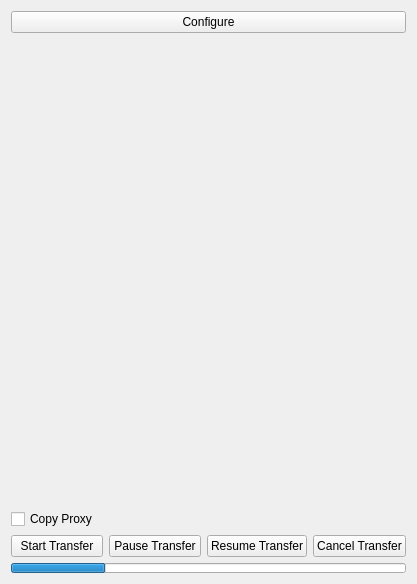
This is Libs/UserInterfaces/SourceFunctions.ui in AltaArts/SourceTab--Prism-Plugin as Qt 5 draws it before an edit. The edited form follows.
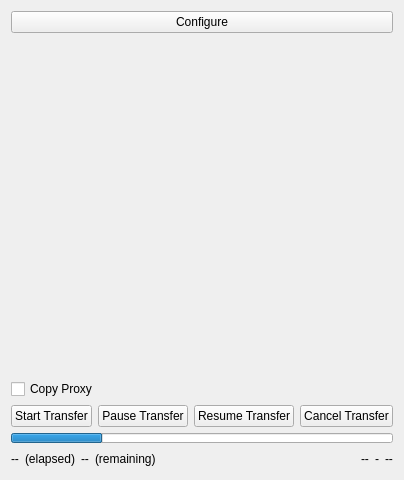
This is the edited form.

Patch:
```diff
--- a/Libs/UserInterfaces/SourceFunctions.ui
+++ b/Libs/UserInterfaces/SourceFunctions.ui
@@ -6,19 +6,22 @@
    <rect>
     <x>0</x>
     <y>0</y>
-    <width>417</width>
-    <height>584</height>
+    <width>330</width>
+    <height>480</height>
    </rect>
   </property>
+  <property name="sizePolicy">
+   <sizepolicy hsizetype="Preferred" vsizetype="Expanding">
+    <horstretch>0</horstretch>
+    <verstretch>0</verstretch>
+   </sizepolicy>
+  </property>
   <property name="windowTitle">
    <string>Media Browser</string>
   </property>
   <layout class="QHBoxLayout" name="horizontalLayout">
    <item>
     <widget class="QSplitter" name="splitter">
-     <property name="orientation">
-      <enum>Qt::Horizontal</enum>
-     </property>
      <widget class="QWidget" name="w_functions" native="true">
       <property name="sizePolicy">
        <sizepolicy hsizetype="Preferred" vsizetype="Preferred">
@@ -51,6 +54,9 @@
          <property name="orientation">
           <enum>Qt::Vertical</enum>
          </property>
+         <property name="sizeType">
+          <enum>QSizePolicy::MinimumExpanding</enum>
+         </property>
          <property name="sizeHint" stdset="0">
           <size>
            <width>20</width>
@@ -99,6 +105,8 @@
         </layout>
        </item>
        <item>
+        <layout class="QHBoxLayout" name="lo_progBar_total">
+         <item>
         <widget class="QProgressBar" name="progBar_total">
          <property name="maximumSize">
           <size>
@@ -113,6 +121,74 @@
           <bool>false</bool>
          </property>
         </widget>
+         </item>
+        </layout>
+       </item>
+       <item>
+        <layout class="QHBoxLayout" name="lo_transferStats">
+         <item>
+          <widget class="QLabel" name="l_time_elapsed">
+           <property name="text">
+            <string>--</string>
+           </property>
+          </widget>
+         </item>
+         <item>
+          <widget class="QLabel" name="l_time_elapsedText">
+           <property name="text">
+            <string>(elapsed)</string>
+           </property>
+          </widget>
+         </item>
+         <item>
+          <widget class="QLabel" name="l_time_remain">
+           <property name="text">
+            <string>--</string>
+           </property>
+          </widget>
+         </item>
+         <item>
+          <widget class="QLabel" name="l_time_remainText">
+           <property name="text">
+            <string>(remaining)</string>
+           </property>
+          </widget>
+         </item>
+         <item>
+          <spacer name="horizontalSpacer">
+           <property name="orientation">
+            <enum>Qt::Horizontal</enum>
+           </property>
+           <property name="sizeHint" stdset="0">
+            <size>
+             <width>40</width>
+             <height>20</height>
+            </size>
+           </property>
+          </spacer>
+         </item>
+         <item>
+          <widget class="QLabel" name="l_size_copied">
+           <property name="text">
+            <string>--</string>
+           </property>
+          </widget>
+         </item>
+         <item>
+          <widget class="QLabel" name="l_size_dash">
+           <property name="text">
+            <string>-</string>
+           </property>
+          </widget>
+         </item>
+         <item>
+          <widget class="QLabel" name="l_size_total">
+           <property name="text">
+            <string>--</string>
+           </property>
+          </widget>
+         </item>
+        </layout>
        </item>
       </layout>
      </widget>
```
Lines whose indentation alone changed are shown as unchanged.
